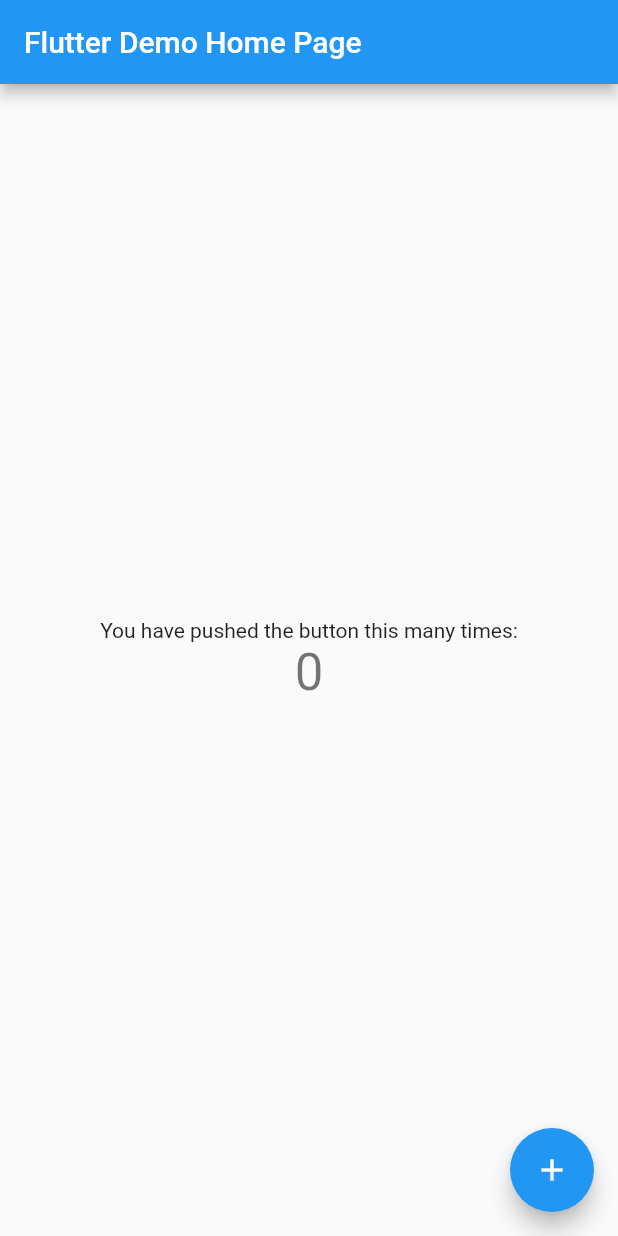
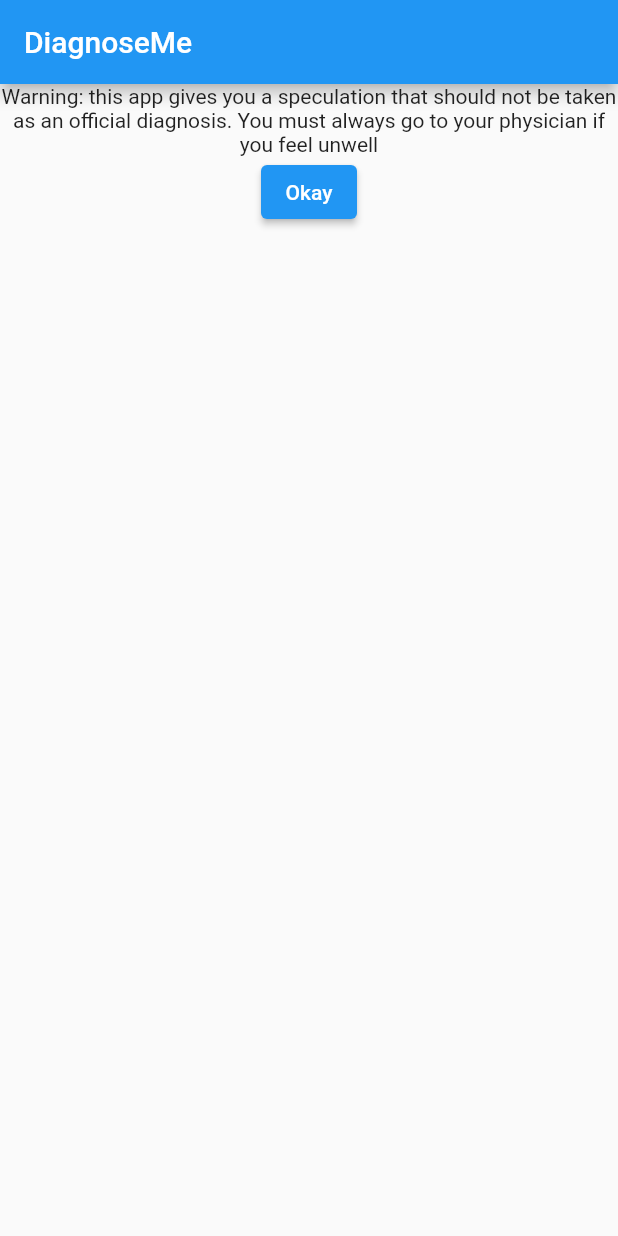
Before and after one commit to AbdelRahmanKhalil/skin-disease-app, a Flutter app: the screen it shows after launch, on a phone screen of 412 x 824 dp. Run offline on Flutter 3.47's test engine with Material 2 defaults, Android fonts, the phone set to English and light mode, and no system bars.

Commit message:
basic routing: warning and login routes

```diff
--- a/lib/main.dart
+++ b/lib/main.dart
@@ -1,4 +1,7 @@
 import 'package:flutter/material.dart';
+import 'package:skin_disease/warning.dart';
+import 'package:skin_disease/login.dart';
+
 
 void main() {
   runApp(const MyApp());
@@ -11,20 +14,17 @@
   @override
   Widget build(BuildContext context) {
     return MaterialApp(
+      initialRoute: '/',
+      routes: {
+        '/':(context) => Warning(),
+        '/login':(context) => Login()
+      },
       title: 'Flutter Demo',
       theme: ThemeData(
-        // This is the theme of your application.
-        //
-        // Try running your application with "flutter run". You'll see the
-        // application has a blue toolbar. Then, without quitting the app, try
-        // changing the primarySwatch below to Colors.green and then invoke
-        // "hot reload" (press "r" in the console where you ran "flutter run",
-        // or simply save your changes to "hot reload" in a Flutter IDE).
-        // Notice that the counter didn't reset back to zero; the application
-        // is not restarted.
+
         primarySwatch: Colors.blue,
       ),
-      home: const MyHomePage(title: 'Flutter Demo Home Page'),
+    //  home: const MyHomePage(title: 'Flutter Demo Home Page'),
     );
   }
 }
@@ -32,14 +32,6 @@
 class MyHomePage extends StatefulWidget {
   const MyHomePage({Key? key, required this.title}) : super(key: key);
 
-  // This widget is the home page of your application. It is stateful, meaning
-  // that it has a State object (defined below) that contains fields that affect
-  // how it looks.
-
-  // This class is the configuration for the state. It holds the values (in this
-  // case the title) provided by the parent (in this case the App widget) and
-  // used by the build method of the State. Fields in a Widget subclass are
-  // always marked "final".
 
   final String title;
 
--- /dev/null
+++ b/lib/warning.dart
@@ -0,0 +1,27 @@
+import 'dart:async';
+
+import 'package:flutter/material.dart';
+
+class Warning extends StatelessWidget {
+
+  Warning();
+
+  void goToLogin(BuildContext ctx){
+      Navigator.of(ctx).pushReplacementNamed("/login");
+  }
+  @override
+  Widget build(BuildContext context) {
+    return Scaffold(
+      appBar: AppBar(
+        title:Text("DiagnoseMe")
+      ),
+      body: Container(
+        child: Column(
+          children: [Text("Warning: this app gives you a speculation that should not be taken as an official diagnosis. You must always go to your physician if you feel unwell ",
+          textAlign: TextAlign.center ,),
+          ElevatedButton(onPressed: () => goToLogin(context), child: Text("Okay")),]
+        )
+      )
+    );
+  }
+}
```
Also changed, not shown: lib/login.dart (added, +18 -0 lines).
